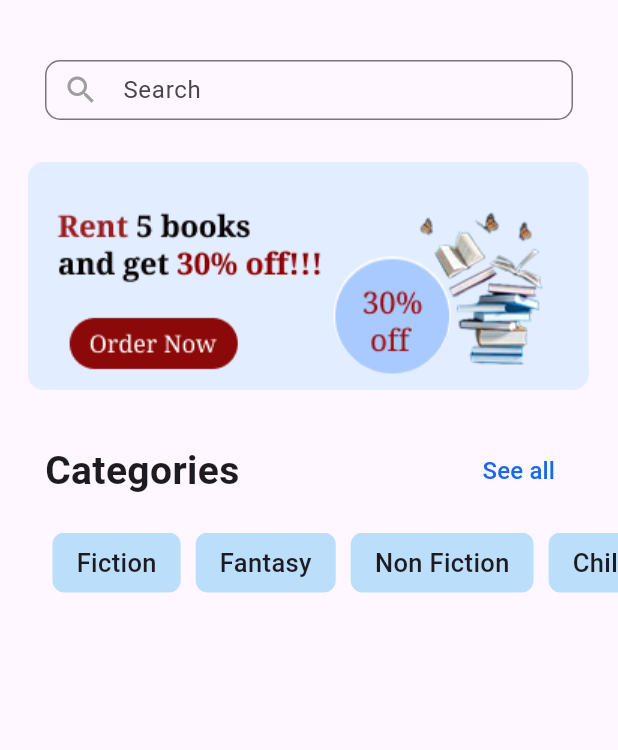
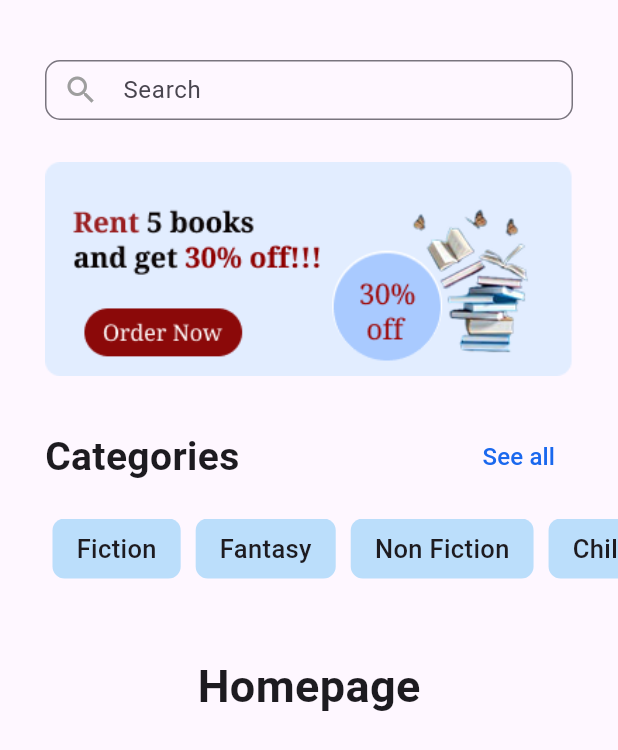
Before and after one commit to Garima-Shrestha/smart_book_access, a Flutter app: the HomepageScreen screen opened directly, on a phone screen of 412 x 824 dp. Shown: the top 750 px of the screen. Run offline on Flutter 3.47's test engine with Material 3 defaults, Android fonts, the phone set to English and light mode, and no system bars; our stand-ins replace google_fonts.

Commit message:
Homepage design little changed for tablet

```diff
--- a/lib/screens/homepage_screen.dart
+++ b/lib/screens/homepage_screen.dart
@@ -72,7 +72,8 @@ class HomepageScreen extends StatelessWidget {
               padding: const EdgeInsets.only(top: 30.0, bottom: 20.0, left: 30.0, right: 30.0),
               child: SizedBox(
                 height: 40,
-                width: 380,
+                // width: 380,
+                width: double.infinity,
                 child: TextField(
                   decoration: InputDecoration(
                     hintText: 'Search',
@@ -89,13 +90,23 @@ class HomepageScreen extends StatelessWidget {
 
             // Promotion Banner
             SizedBox(height: 8),
-            GestureDetector(
-              onTap: () {
-                Navigator.push(context,
-                  MaterialPageRoute(builder: (context) => CategoryScreen()),
-                );
-              },
-                child: Image.asset("assets/images/banner.png")
+            Padding(
+              padding: const EdgeInsets.symmetric(horizontal: 30.0),
+              child: GestureDetector(
+                onTap: () {
+                  Navigator.push(
+                    context,
+                    MaterialPageRoute(builder: (context) => CategoryScreen()),
+                  );
+                },
+                child: SizedBox(
+                  width: double.infinity,
+                  child: Image.asset(
+                    "assets/images/banner.png",
+                    fit: BoxFit.cover,
+                  ),
+                ),
+              ),
             ),
 
 
@@ -140,7 +151,11 @@ class HomepageScreen extends StatelessWidget {
                       },
                   )
               ),
-            )
+            ),
+
+            SizedBox(height: 50),
+            Text("Homepage", style: TextStyle(fontWeight: FontWeight.bold, fontSize: 30)),
+            SizedBox(height: 70),
           ],
         ),
       ),
```
